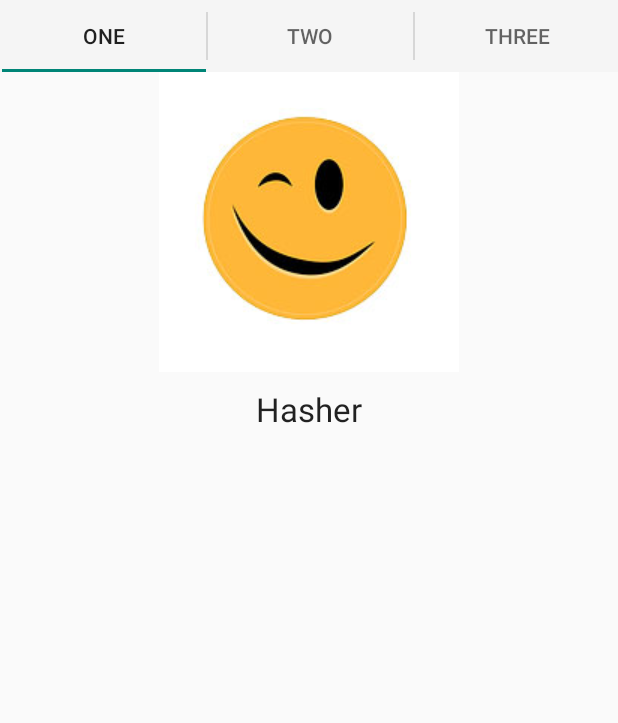
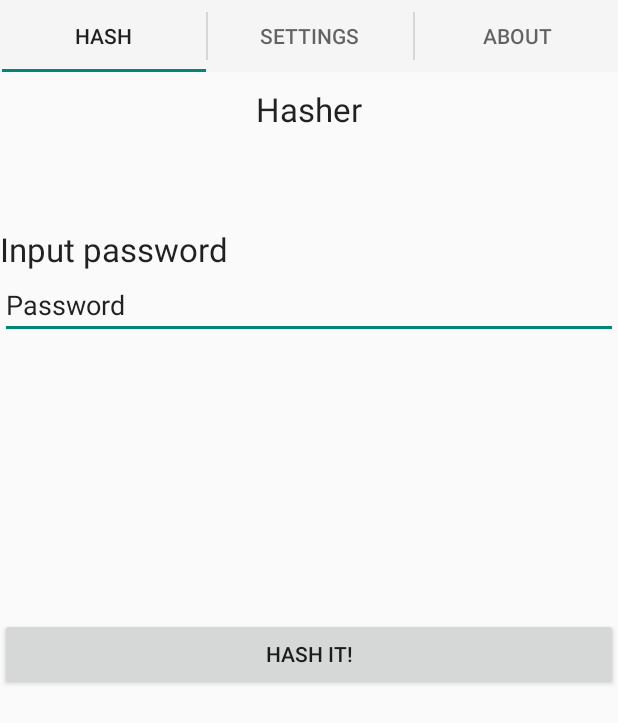
Before and after one commit to jzukauska/Hashandsalt, an Android app: the screen it shows after launch (MainActivity), on a phone screen of 412 x 824 dp. Shown: the top 723 px of the screen. Run offline under Robolectric (Android 15) with nearby library versions, the phone set to English and light mode, and no system bars.

Commit message:
3rd commit

```diff
--- a/tabs_app/src/main/java/com/example/mytabs/tabs_app/FirstFragment.java
+++ b/tabs_app/src/main/java/com/example/mytabs/tabs_app/FirstFragment.java
@@ -7,8 +7,6 @@ import android.view.View;
 import android.view.ViewGroup;
 
 /**
- * Created by clive on 23-May-14.
- * * www.101apps.co.za
  */
 public class FirstFragment extends Fragment{
 
@@ -18,8 +16,7 @@ public class FirstFragment extends Fragment{
     }
 
     @Override
-    public View onCreateView(LayoutInflater inflater,
-                             ViewGroup container, Bundle savedInstanceState) {
+    public View onCreateView(LayoutInflater inflater, ViewGroup container, Bundle savedInstanceState) {
         View view = inflater.inflate(R.layout.fragament_one, container, false);
         return view;
     }
--- a/tabs_app/src/main/java/com/example/mytabs/tabs_app/MainActivity.java
+++ b/tabs_app/src/main/java/com/example/mytabs/tabs_app/MainActivity.java
@@ -7,8 +7,6 @@ import android.support.v7.app.ActionBarActivity;
 import android.util.Log;
 
 
-/*main activity - we set up the action bar and tabs here
-www.101apps.co.za*/
 
 public class MainActivity extends ActionBarActivity {
 
@@ -34,32 +32,33 @@ public class MainActivity extends ActionBarActivity {
         actionBar.setNavigationMode(actionBar.NAVIGATION_MODE_TABS);
         actionBar.setDisplayShowTitleEnabled(false);
 
+        //Instantiate the new tabs in the action bar
         Tab tab_one = actionBar.newTab();
         Tab tab_two = actionBar.newTab();
         Tab tab_three = actionBar.newTab();
 
         FirstFragment firstFragment = new FirstFragment();
-        tab_one.setText("One")
-                .setContentDescription("The first tab")
+        tab_one.setText("Hash")
+                .setContentDescription("Hashinator")
                 .setTabListener(
                         new MyTabListener<FirstFragment>(
                                 firstFragment));
 
         SecondFragment secondFragment = new SecondFragment();
-        tab_two.setText("Two")
-                .setContentDescription("The second tab")
+        tab_two.setText("Settings")
+                .setContentDescription("Options")
                 .setTabListener(
                         new MyTabListener<SecondFragment>(
                                 secondFragment));
 
         ThirdFragment thirdFragment = new ThirdFragment();
         tab_three
-                .setText("Three")
-                .setContentDescription("The third tab")
+                .setText("About")
+                .setContentDescription("About section")
                 .setTabListener(
                         new MyTabListener<ThirdFragment>(
                                 thirdFragment));
-
+        //Adds The different tabs from above into the action bar
         actionBar.addTab(tab_one);
         actionBar.addTab(tab_two);
         actionBar.addTab(tab_three);
@@ -69,6 +68,8 @@ public class MainActivity extends ActionBarActivity {
 //            get the saved selected tab's index and set that tab as selected
             actionBar.setSelectedNavigationItem(savedInstanceState.getInt("tabIndex", 0));
         }
+
+
     }
 
 }
--- a/tabs_app/src/main/java/com/example/mytabs/tabs_app/MyTabListener.java
+++ b/tabs_app/src/main/java/com/example/mytabs/tabs_app/MyTabListener.java
@@ -7,8 +7,10 @@ import android.support.v7.app.ActionBar.Tab;
 import android.util.Log;
 
 /*the listener interface - handles the tab selections
-        www.101apps.co.za*/
+        */
 public class MyTabListener<T extends Fragment>
+
+
         implements ActionBar.TabListener {
 
     private Fragment fragment;
--- a/tabs_app/src/main/java/com/example/mytabs/tabs_app/SecondFragment.java
+++ b/tabs_app/src/main/java/com/example/mytabs/tabs_app/SecondFragment.java
@@ -7,8 +7,8 @@ import android.view.View;
 import android.view.ViewGroup;
 
 /**
- * Created by clive on 23-May-14.
- * * www.101apps.co.za
+
+
  */
 public class SecondFragment extends Fragment{
 
--- a/tabs_app/src/main/java/com/example/mytabs/tabs_app/ThirdFragment.java
+++ b/tabs_app/src/main/java/com/example/mytabs/tabs_app/ThirdFragment.java
@@ -7,8 +7,7 @@ import android.view.View;
 import android.view.ViewGroup;
 
 /**
- * Created by clive on 23-May-14.
- * www.101apps.co.za
+
  */
 public class ThirdFragment extends Fragment{
 
--- a/tabs_app/src/main/res/layout/fragament_one.xml
+++ b/tabs_app/src/main/res/layout/fragament_one.xml
@@ -4,23 +4,56 @@
     android:layout_width="match_parent"
     android:layout_height="match_parent">
 
-    <ImageView
-        android:id="@+id/imageView"
-        android:layout_width="wrap_content"
-        android:layout_height="wrap_content"
-        android:layout_alignParentTop="true"
-        android:layout_centerHorizontal="true"
-        android:src="@drawable/smiley" />
-
     <TextView
         android:id="@+id/textViewFragOne"
         android:layout_width="wrap_content"
         android:layout_height="wrap_content"
-        android:layout_below="@+id/imageView"
         android:layout_centerHorizontal="true"
         android:layout_marginTop="10dp"
         android:text="Hasher"
         android:textAppearance="?android:attr/textAppearanceLarge" />
 
+    <RelativeLayout
+        android:layout_width="wrap_content"
+        android:layout_height="fill_parent"
+        android:layout_centerVertical="true"
+        android:layout_centerHorizontal="true"
+        android:layout_gravity="center">
+
+        <Button
+            android:layout_width="fill_parent"
+            android:layout_height="wrap_content"
+            android:text="Hash it!"
+            android:id="@+id/button"
+            android:layout_centerVertical="true"
+            android:layout_alignParentLeft="true"
+            android:layout_alignParentStart="true" />
+
+        <TextView
+            android:layout_width="fill_parent"
+            android:layout_height="wrap_content"
+            android:textAppearance="?android:attr/textAppearanceLarge"
+            android:text="Input password"
+            android:id="@+id/textView2"
+            android:layout_marginTop="103dp"
+            android:layout_alignParentTop="true"
+            android:layout_alignParentLeft="true"
+            android:layout_alignParentStart="true" />
+
+        <EditText
+            android:layout_width="fill_parent"
+            android:layout_height="wrap_content"
+            android:inputType="textVisiblePassword|textPassword"
+            android:ems="10"
+            android:id="@+id/editText"
+            android:layout_below="@+id/textView2"
+            android:layout_alignParentLeft="true"
+            android:layout_alignParentStart="true"
+            android:layout_alignRight="@+id/textView2"
+            android:layout_alignEnd="@+id/textView2"
+            android:layout_alignParentEnd="false"
+            android:text="Password" />
+    </RelativeLayout>
+
 
 </RelativeLayout>
```
Also changed, not shown: 1 other file.
